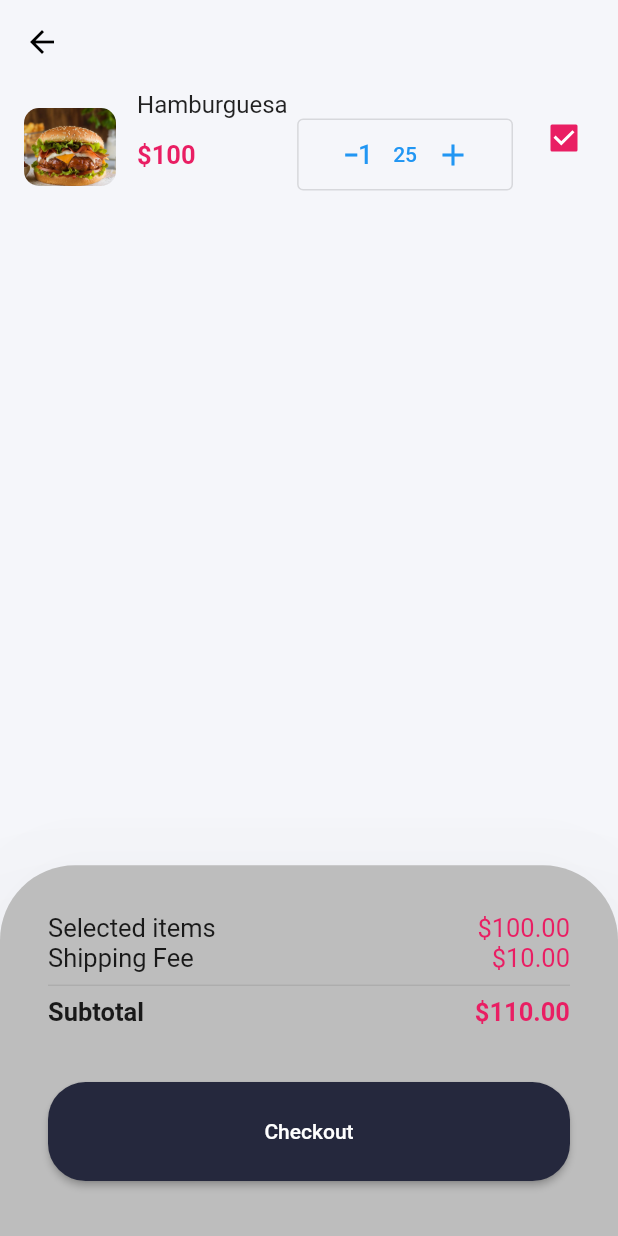
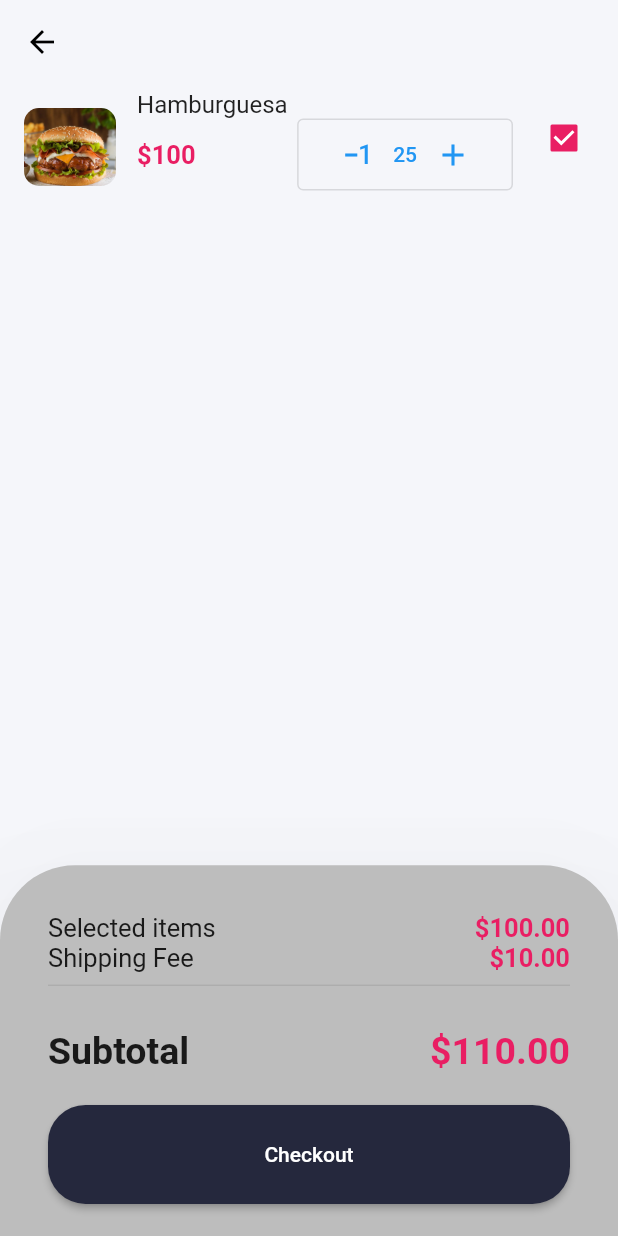
Before and after one commit to GuillermoPerez32/flutter_tohme_frontend, a Flutter app: the CartPage screen opened by its route, on a phone screen of 412 x 824 dp. Run offline on Flutter 3.47's test engine with Material 2 defaults, Android fonts, the phone set to English and light mode, and no system bars; our stand-ins replace bloc, freezed_annotation.

Commit message:
UI changed

```diff
--- a/lib/presentation/pages/cart.dart
+++ b/lib/presentation/pages/cart.dart
@@ -1,5 +1,3 @@
-import 'dart:html';
-
 import 'package:flutter/material.dart';
 import 'package:tohome/presentation/styles/colors.dart';
 import 'package:tohome/presentation/widgets/app_bar.dart';
@@ -63,10 +61,12 @@ class _CheckoutMenu extends StatelessWidget {
                 _CheckoutElement(name: 'Selected items', price: '\$100.00'),
                 _CheckoutElement(name: 'Shipping Fee', price: '\$10.00'),
                 Divider(),
+                Spacer(),
                 _CheckoutElement(
                   name: 'Subtotal',
                   price: '\$110.00',
                   bold: true,
+                  big: true,
                 ),
                 Spacer(),
                 ElevatedButton(
@@ -99,11 +99,14 @@ class _CheckoutElement extends StatelessWidget {
 
   final bool bold;
 
+  final bool big;
+
   const _CheckoutElement({
     Key? key,
     required this.name,
     required this.price,
     this.bold = false,
+    this.big = false,
   }) : super(key: key);
 
   @override
@@ -115,15 +118,15 @@ class _CheckoutElement extends StatelessWidget {
           name,
           style: TextStyle(
             fontWeight: bold ? FontWeight.bold : FontWeight.normal,
-            fontSize: 17,
+            fontSize: big ? 25 : 17,
           ),
         ),
         Text(
           price,
           style: TextStyle(
             color: Colors.pink,
-            fontSize: 17,
-            fontWeight: bold ? FontWeight.bold : FontWeight.normal,
+            fontSize: big ? 25 : 17,
+            fontWeight: FontWeight.bold,
           ),
         )
       ],
```
